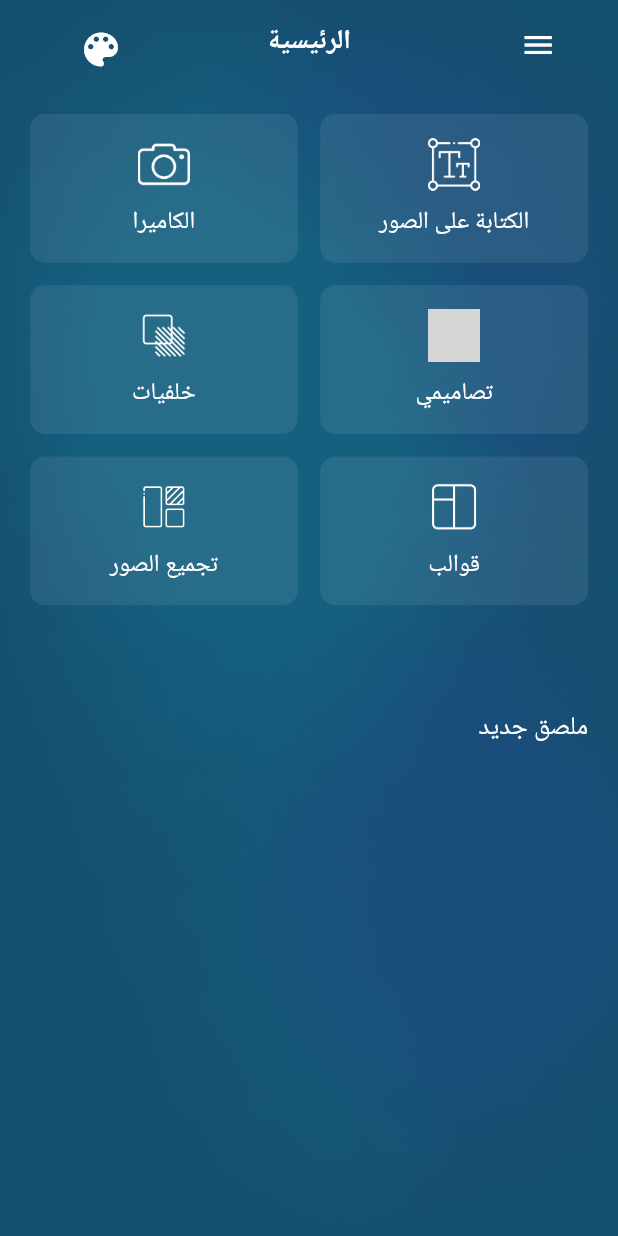
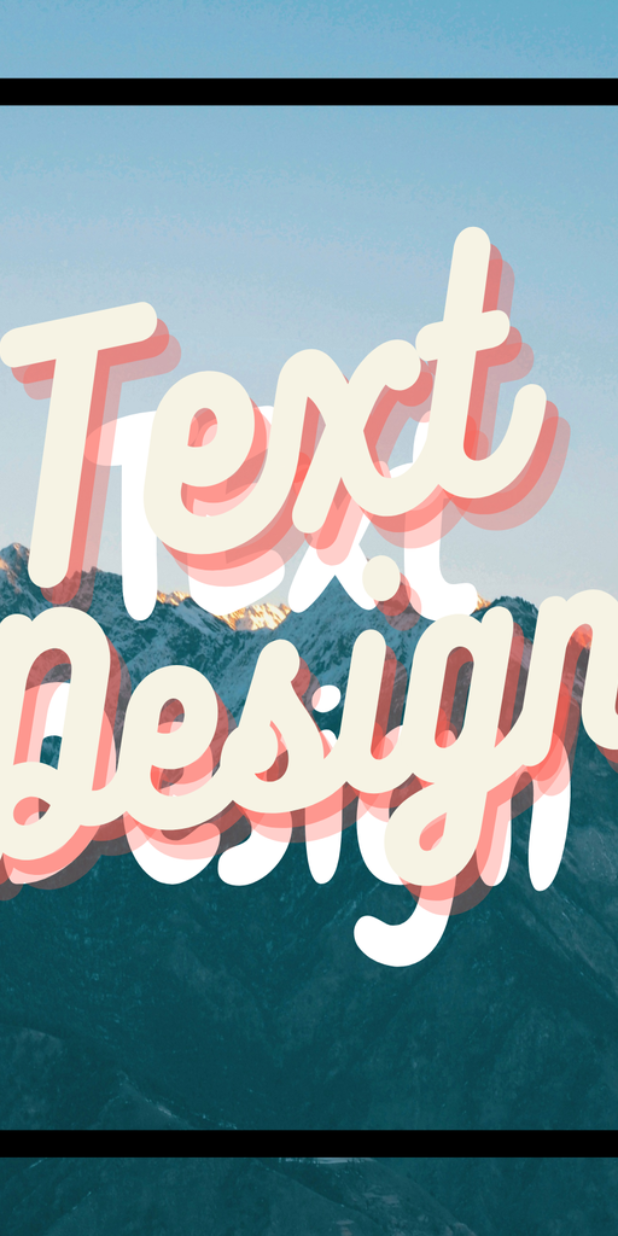
Before and after one commit to hashemnaim/photo_edit, a Flutter app: the first screen one second after launch, on a phone screen of 412 x 824 dp. Run offline on Flutter 3.47's test engine with Material 2 defaults, Android fonts, the phone set to English and light mode, and no system bars; drawn by our look-alikes of google_mobile_ads; our stand-ins replace cached_network_image, cloud_firestore, emoji_picker_flutter, firebase_core, flutter_colorpicker, flutter_screenutil and 11 more; missing offline and left inert: photofilters, spring_button; accounts and stored records are empty; Roboto replaces fonts that are missing (Cairo); grey boxes are pictures that could not be loaded.

Commit message:
fix image size

```diff
--- a/lib/config/language/ar.dart
+++ b/lib/config/language/ar.dart
@@ -58,6 +58,7 @@ Map<String, String> ar = {
   "Line Through": "عبر الخط",
   "Add Image": "اضافة صورة",
   "Add Text": "اضافة نص",
+  "Enter Text": "اكتب النص",
   "Birthday": "اعياد الميلاد",
   "Sport Cars": "سيارات رياضية",
   "Sport Bikes": "موتوسيكلات رياضية",
--- a/lib/main.dart
+++ b/lib/main.dart
@@ -1,6 +1,8 @@
+import 'package:editor/splash_screen.dart';
 import 'package:editor/utils/s_helpar.dart';
 import 'package:editor/views/home_page.dart';
 import 'package:flutter/material.dart';
+import 'package:flutter_screenutil/flutter_screenutil.dart';
 import 'package:get/get.dart';
 import 'package:google_fonts/google_fonts.dart';
 import 'package:firebase_core/firebase_core.dart';
@@ -36,6 +38,9 @@ class _MyAppState extends State<MyApp> {
 
   @override
   Widget build(BuildContext context) {
+    return ScreenUtilInit(
+        designSize: const Size(375, 955),
+        builder: (context, widget) {
           return GetMaterialApp(
             debugShowCheckedModeBanner: false,
             title: 'Text On Photo',
@@ -49,7 +54,8 @@ class _MyAppState extends State<MyApp> {
                       Theme.of(context).textTheme,
                     ),
             ),
-      home: const HomePage(),
+            home: const SplashScreen(),
           );
+        });
   }
 }
--- /dev/null
+++ b/lib/splash_screen.dart
@@ -0,0 +1,32 @@
+import 'package:editor/views/home_page.dart';
+import 'package:flutter/material.dart';
+import 'package:get/get.dart';
+
+class SplashScreen extends StatefulWidget {
+  const SplashScreen({super.key});
+
+  @override
+  State<SplashScreen> createState() => _SplashScreenState();
+}
+
+class _SplashScreenState extends State<SplashScreen> {
+  @override
+  void initState() {
+    Future.delayed(const Duration(seconds: 1), () {
+      Get.offAll(() => const HomePage(), transition: Transition.leftToRight);
+    });
+    super.initState();
+  }
+
+  @override
+  Widget build(BuildContext context) {
+    return Scaffold(
+        backgroundColor: Colors.white,
+        body: Column(mainAxisAlignment: MainAxisAlignment.center, children: [
+          Expanded(
+            child: Image.asset("images/logo.png",
+                fit: BoxFit.fitHeight, width: Get.width, height: Get.height),
+          )
+        ]));
+  }
+}
--- a/lib/views/backgroundScreen.dart
+++ b/lib/views/backgroundScreen.dart
@@ -5,6 +5,7 @@ import 'package:get/get.dart';
 
 import '../utils/app_colors.dart';
 import '../utils/theme.dart';
+import '../widgets/cash_network_image.dart';
 import '../widgets/textStyle.dart';
 import 'Editor/image_editor_pro.dart';
 
@@ -129,7 +130,7 @@ class _BackgroundScreenState extends State<BackgroundScreen> {
                                     },
                                     child: ClipRRect(
                                       borderRadius: BorderRadius.circular(5.0),
-                                      child: Image.network(
+                                      child: CachedNetworkImageShare(
                                         bg.image!,
                                         fit: BoxFit.cover,
                                       ),
--- a/lib/views/home_page.dart
+++ b/lib/views/home_page.dart
@@ -64,7 +64,7 @@ class _HomePageState extends State<HomePage> {
   Widget build(BuildContext context) {
     return SafeArea(
       child: Scaffold(
-          key: scaffoldKye, drawer: MyDrawer(), body: Home(scaffoldKye)),
+          key: scaffoldKye, drawer: const MyDrawer(), body: Home(scaffoldKye)),
     );
   }
 }
```
Also changed, not shown: lib/views/Editor/image_editor_pro.dart (+3 -8 lines), lib/views/template.dart (+7 -9 lines), lib/widgets/cash_network_image.dart (added, +52 -0 lines), lib/widgets/open_text_widget_for_typing.dart (+18 -20 lines), lib/widgets/sliderWidget.dart (+3 -4 lines), lib/widgets/stickers_module/sticker_list.dart (+3 -4 lines), pubspec.yaml (+3 -42 lines), pubspec.lock. Lines whose indentation alone changed are shown as unchanged.
